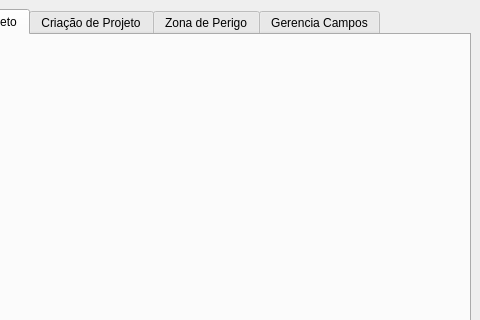
Above: uis/mDock.ui from dsgoficial/SAP_Gerente before the change; both pictures show x 111 to 591 and y 0 to 320 of the 591 by 702 pixel window. Below: the same form after it.
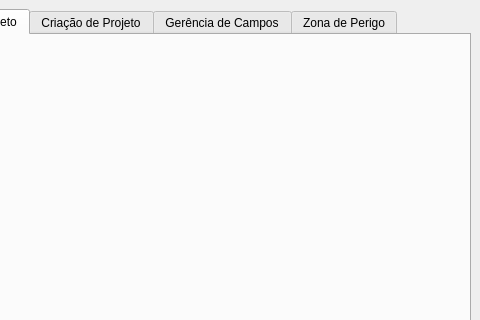
That is the form after the change.

Commit message: minor fix gerenciador de campo

What changed in the file:
```diff
--- a/uis/mDock.ui
+++ b/uis/mDock.ui
@@ -65,7 +65,7 @@
       </widget>
       <widget class="QWidget" name="dangerZoneTab">
        <attribute name="title">
-        <string>Zona de Perigo</string>
+        <string>Gerência de Campos</string>
        </attribute>
        <layout class="QVBoxLayout" name="verticalLayout_3">
         <item>
@@ -79,7 +79,7 @@
       </widget>
       <widget class="QWidget" name="fieldsTab">
        <attribute name="title">
-        <string>Gerencia Campos</string>
+        <string>Zona de Perigo</string>
        </attribute>
        <layout class="QVBoxLayout" name="verticalLayout_5">
         <item>
```
Left out of the diff: 12 changed lines with no effect on the pictures. The commit also changes 2 other files.
